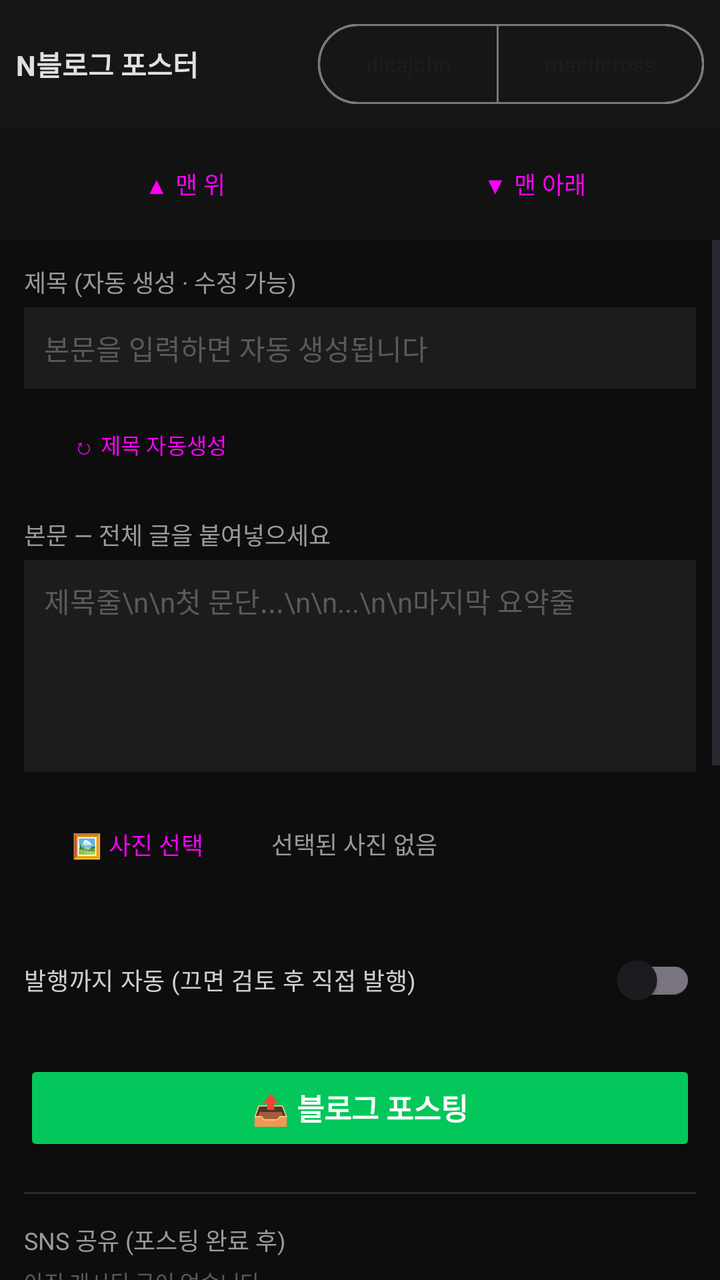
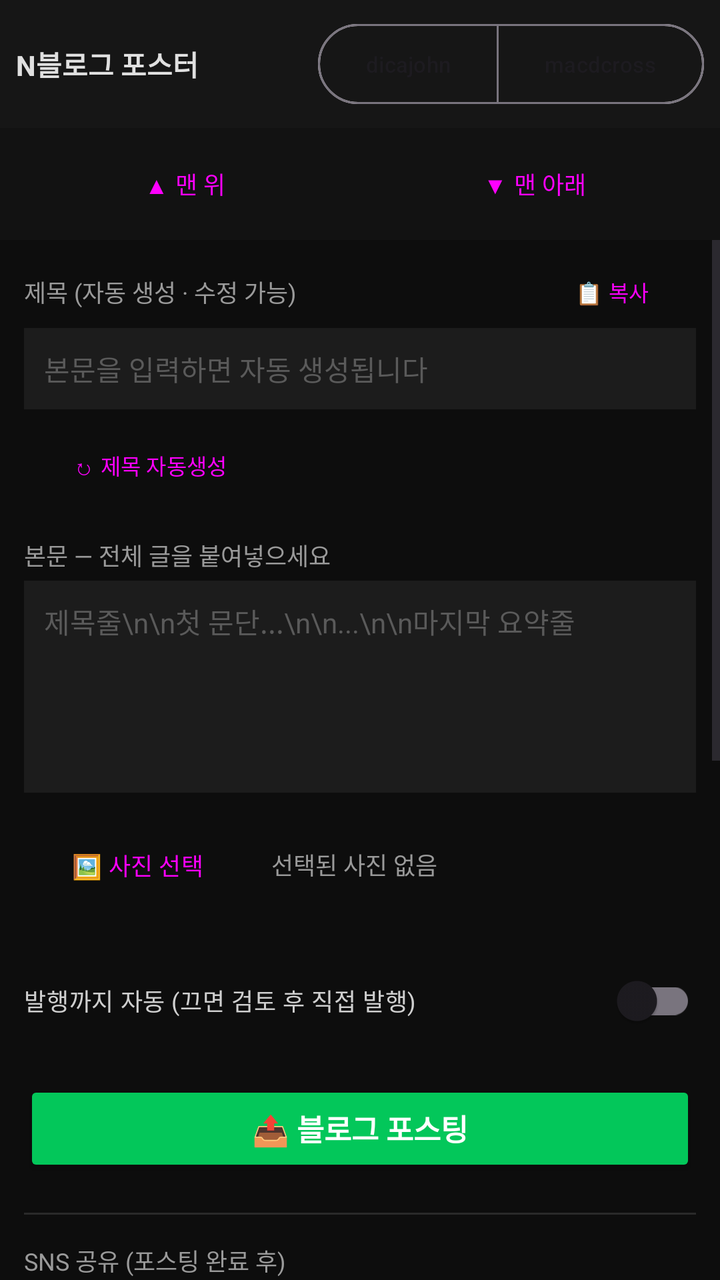

Before-and-after screenshots of an Android layout around one commit, followed by the original layout XML and the change that was made.
<!-- AndroidManifest.xml: application theme Theme.Nclaude -->
<!-- res/layout/activity_main.xml -->
<?xml version="1.0" encoding="utf-8"?>
<LinearLayout xmlns:android="http://schemas.android.com/apk/res/android"
    xmlns:app="http://schemas.android.com/apk/res-auto"
    android:layout_width="match_parent"
    android:layout_height="match_parent"
    android:orientation="vertical"
    android:background="#0d0d0d">

    
    <LinearLayout
        android:layout_width="match_parent"
        android:layout_height="wrap_content"
        android:orientation="horizontal"
        android:gravity="center_vertical"
        android:padding="8dp"
        android:background="#161616">

        <TextView
            android:layout_width="0dp"
            android:layout_height="wrap_content"
            android:layout_weight="1"
            android:text="N블로그 포스터"
            android:textColor="#e0e0e0"
            android:textSize="14sp"
            android:textStyle="bold" />

        <com.google.android.material.button.MaterialButtonToggleGroup
            android:id="@+id/accountGroup"
            android:layout_width="wrap_content"
            android:layout_height="wrap_content"
            app:singleSelection="true"
            app:selectionRequired="true">

            <com.google.android.material.button.MaterialButton
                android:id="@+id/btnAcc1"
                style="?attr/materialButtonOutlinedStyle"
                android:layout_width="wrap_content"
                android:layout_height="wrap_content"
                android:text="dicajohn"
                android:textSize="11sp"
                android:minWidth="0dp"
                android:paddingStart="10dp"
                android:paddingEnd="10dp" />

            <com.google.android.material.button.MaterialButton
                android:id="@+id/btnAcc2"
                style="?attr/materialButtonOutlinedStyle"
                android:layout_width="wrap_content"
                android:layout_height="wrap_content"
                android:text="macdcross"
                android:textSize="11sp"
                android:minWidth="0dp"
                android:paddingStart="10dp"
                android:paddingEnd="10dp" />
        </com.google.android.material.button.MaterialButtonToggleGroup>
    </LinearLayout>

    <ProgressBar
        android:id="@+id/progress"
        style="?android:attr/progressBarStyleHorizontal"
        android:layout_width="match_parent"
        android:layout_height="wrap_content"
        android:indeterminate="true"
        android:visibility="gone" />

    <TextView
        android:id="@+id/status"
        android:layout_width="match_parent"
        android:layout_height="wrap_content"
        android:padding="6dp"
        android:textColor="#7c6ff7"
        android:textSize="12sp"
        android:visibility="gone" />

    
    <TextView
        android:id="@+id/debugLog"
        android:layout_width="match_parent"
        android:layout_height="wrap_content"
        android:padding="6dp"
        android:background="#0a0a0a"
        android:fontFamily="monospace"
        android:textColor="#5fae5f"
        android:textSize="9sp"
        android:maxLines="7"
        android:scrollbars="vertical"
        android:visibility="gone" />

    
    <LinearLayout
        android:id="@+id/navBar"
        android:layout_width="match_parent"
        android:layout_height="wrap_content"
        android:orientation="horizontal"
        android:background="#121212"
        android:paddingStart="8dp"
        android:paddingEnd="8dp"
        android:paddingTop="4dp"
        android:paddingBottom="4dp">

        <Button android:id="@+id/btnScrollTop"
            style="?attr/materialButtonOutlinedStyle"
            android:layout_width="0dp" android:layout_height="wrap_content"
            android:layout_weight="1" android:minWidth="0dp"
            android:text="▲ 맨 위" android:textSize="12sp" />

        <Button android:id="@+id/btnScrollBottom"
            style="?attr/materialButtonOutlinedStyle"
            android:layout_width="0dp" android:layout_height="wrap_content"
            android:layout_weight="1" android:layout_marginStart="6dp" android:minWidth="0dp"
            android:text="▼ 맨 아래" android:textSize="12sp" />
    </LinearLayout>

    
    <LinearLayout
        android:id="@+id/manualBar"
        android:layout_width="match_parent"
        android:layout_height="wrap_content"
        android:orientation="vertical"
        android:background="#1a1320"
        android:paddingStart="6dp"
        android:paddingEnd="6dp"
        android:paddingTop="4dp"
        android:paddingBottom="4dp"
        android:visibility="gone">

        
        <LinearLayout
            android:layout_width="match_parent"
            android:layout_height="wrap_content"
            android:orientation="horizontal">

            <Button android:id="@+id/btnFillTitle"
                style="?attr/materialButtonOutlinedStyle"
                android:layout_width="0dp" android:layout_height="wrap_content"
                android:layout_weight="1" android:minWidth="0dp"
                android:text="제목 입력" android:textSize="11sp"
                android:paddingStart="2dp" android:paddingEnd="2dp" />

            <Button android:id="@+id/btnTitleCopy"
                style="?attr/materialButtonOutlinedStyle"
                android:layout_width="0dp" android:layout_height="wrap_content"
                android:layout_weight="1" android:layout_marginStart="4dp" android:minWidth="0dp"
                android:text="제목 복사" android:textSize="11sp"
                android:paddingStart="2dp" android:paddingEnd="2dp" />

            <Button android:id="@+id/btnTitlePaste"
                style="?attr/materialButtonOutlinedStyle"
                android:layout_width="0dp" android:layout_height="wrap_content"
                android:layout_weight="1" android:layout_marginStart="4dp" android:minWidth="0dp"
                android:text="제목 붙여넣기" android:textSize="11sp"
                android:paddingStart="2dp" android:paddingEnd="2dp" />
        </LinearLayout>

        
        <LinearLayout
            android:layout_width="match_parent"
            android:layout_height="wrap_content"
            android:orientation="horizontal"
            android:layout_marginTop="4dp">

            <Button android:id="@+id/btnFillBody"
                style="?attr/materialButtonOutlinedStyle"
                android:layout_width="0dp" android:layout_height="wrap_content"
                android:layout_weight="1" android:minWidth="0dp"
                android:text="내용 입력" android:textSize="11sp"
                android:paddingStart="2dp" android:paddingEnd="2dp" />

            <Button android:id="@+id/btnBodyCopy"
                style="?attr/materialButtonOutlinedStyle"
                android:layout_width="0dp" android:layout_height="wrap_content"
                android:layout_weight="1" android:layout_marginStart="4dp" android:minWidth="0dp"
                android:text="내용 복사" android:textSize="11sp"
                android:paddingStart="2dp" android:paddingEnd="2dp" />

            <Button android:id="@+id/btnBodyPaste"
                style="?attr/materialButtonOutlinedStyle"
                android:layout_width="0dp" android:layout_height="wrap_content"
                android:layout_weight="1" android:layout_marginStart="4dp" android:minWidth="0dp"
                android:text="내용 붙여넣기" android:textSize="11sp"
                android:paddingStart="2dp" android:paddingEnd="2dp" />
        </LinearLayout>

        
        <Button android:id="@+id/btnFillPhoto"
            style="?attr/materialButtonOutlinedStyle"
            android:layout_width="match_parent" android:layout_height="wrap_content"
            android:layout_marginTop="4dp" android:minWidth="0dp"
            android:text="🖼 사진 입력(파일 선택창)" android:textSize="11sp"
            android:paddingStart="2dp" android:paddingEnd="2dp" />
    </LinearLayout>

    
    <FrameLayout
        android:layout_width="match_parent"
        android:layout_height="0dp"
        android:layout_weight="1">

        <ScrollView
            android:id="@+id/form"
            android:layout_width="match_parent"
            android:layout_height="match_parent"
            android:fillViewport="true">

            <LinearLayout
                android:layout_width="match_parent"
                android:layout_height="wrap_content"
                android:orientation="vertical"
                android:padding="12dp">

                <TextView
                    android:layout_width="wrap_content"
                    android:layout_height="wrap_content"
                    android:text="제목 (자동 생성 · 수정 가능)"
                    android:textColor="#9a9a9a"
                    android:textSize="12sp" />

                <EditText
                    android:id="@+id/titleInput"
                    android:layout_width="match_parent"
                    android:layout_height="wrap_content"
                    android:hint="본문을 입력하면 자동 생성됩니다"
                    android:textColor="#f0f0f0"
                    android:textColorHint="#5a5a5a"
                    android:textSize="14sp"
                    android:background="#1c1c1c"
                    android:padding="10dp"
                    android:layout_marginTop="4dp"
                    android:inputType="textMultiLine"
                    android:maxLines="3" />

                <Button
                    android:id="@+id/btnGenTitle"
                    style="?attr/materialButtonOutlinedStyle"
                    android:layout_width="wrap_content"
                    android:layout_height="wrap_content"
                    android:layout_marginTop="4dp"
                    android:text="↻ 제목 자동생성"
                    android:textSize="11sp" />

                <TextView
                    android:layout_width="wrap_content"
                    android:layout_height="wrap_content"
                    android:layout_marginTop="12dp"
                    android:text="본문 — 전체 글을 붙여넣으세요"
                    android:textColor="#9a9a9a"
                    android:textSize="12sp" />

                <EditText
                    android:id="@+id/contentInput"
                    android:layout_width="match_parent"
                    android:layout_height="wrap_content"
                    android:hint="제목줄\n\n첫 문단...\n\n...\n\n마지막 요약줄"
                    android:textColor="#f0f0f0"
                    android:textColorHint="#5a5a5a"
                    android:textSize="14sp"
                    android:background="#1c1c1c"
                    android:padding="10dp"
                    android:layout_marginTop="4dp"
                    android:gravity="top"
                    android:minLines="5"
                    android:maxLines="5"
                    android:scrollbars="vertical"
                    android:overScrollMode="always"
                    android:inputType="textMultiLine|textCapSentences" />

                
                <LinearLayout
                    android:layout_width="match_parent"
                    android:layout_height="wrap_content"
                    android:orientation="horizontal"
                    android:gravity="center_vertical"
                    android:layout_marginTop="12dp">

                    <Button
                        android:id="@+id/btnPickPhotos"
                        style="?attr/materialButtonOutlinedStyle"
                        android:layout_width="wrap_content"
                        android:layout_height="wrap_content"
                        android:text="🖼 사진 선택"
                        android:textSize="12sp" />

                    <TextView
                        android:id="@+id/photoCount"
                        android:layout_width="0dp"
                        android:layout_height="wrap_content"
                        android:layout_weight="1"
                        android:layout_marginStart="10dp"
                        android:text="선택된 사진 없음"
                        android:textColor="#9a9a9a"
                        android:textSize="12sp" />

                    <Button
                        android:id="@+id/btnClearPhotos"
                        style="?attr/materialButtonOutlinedStyle"
                        android:layout_width="wrap_content"
                        android:layout_height="wrap_content"
                        android:text="비우기"
                        android:textSize="11sp"
                        android:visibility="gone" />
                </LinearLayout>

                <HorizontalScrollView
                    android:layout_width="match_parent"
                    android:layout_height="wrap_content"
                    android:layout_marginTop="6dp"
                    android:scrollbars="none">

                    <LinearLayout
                        android:id="@+id/photoStrip"
                        android:layout_width="wrap_content"
                        android:layout_height="wrap_content"
                        android:orientation="horizontal" />
                </HorizontalScrollView>

                
                <androidx.appcompat.widget.SwitchCompat
                    android:id="@+id/autoPublishSwitch"
                    android:layout_width="match_parent"
                    android:layout_height="wrap_content"
                    android:layout_marginTop="14dp"
                    android:text="발행까지 자동 (끄면 검토 후 직접 발행)"
                    android:textColor="#cfcfcf"
                    android:textSize="12sp"
                    android:checked="false" />

                
                <Button
                    android:id="@+id/btnPost"
                    android:layout_width="match_parent"
                    android:layout_height="wrap_content"
                    android:layout_marginTop="16dp"
                    android:text="📤 블로그 포스팅"
                    android:textSize="15sp"
                    android:textStyle="bold"
                    android:backgroundTint="#03c75a"
                    android:textColor="#ffffff" />

                <View
                    android:layout_width="match_parent"
                    android:layout_height="1dp"
                    android:layout_marginTop="18dp"
                    android:background="#2a2a2a" />

                <TextView
                    android:layout_width="wrap_content"
                    android:layout_height="wrap_content"
                    android:layout_marginTop="14dp"
                    android:text="SNS 공유 (포스팅 완료 후)"
                    android:textColor="#9a9a9a"
                    android:textSize="12sp" />

                <TextView
                    android:id="@+id/postedUrl"
                    android:layout_width="match_parent"
                    android:layout_height="wrap_content"
                    android:layout_marginTop="4dp"
                    android:text="아직 게시된 글이 없습니다"
                    android:textColor="#5a5a5a"
                    android:textSize="11sp"
                    android:autoLink="web" />

                
                <TextView
                    android:layout_width="wrap_content"
                    android:layout_height="wrap_content"
                    android:layout_marginTop="10dp"
                    android:text="공유 원문 (자동 생성 · 붙여넣기/수정 가능)"
                    android:textColor="#9a9a9a"
                    android:textSize="12sp" />

                <EditText
                    android:id="@+id/snsInput"
                    android:layout_width="match_parent"
                    android:layout_height="wrap_content"
                    android:hint="포스팅 완료 후 자동 생성됩니다.\n네이버 '공유하기 복사' 글을 붙여넣어도 됩니다."
                    android:textColor="#f0f0f0"
                    android:textColorHint="#5a5a5a"
                    android:textSize="13sp"
                    android:background="#1c1c1c"
                    android:padding="10dp"
                    android:layout_marginTop="4dp"
                    android:gravity="top"
                    android:minLines="3"
                    android:maxLines="6"
                    android:scrollbars="vertical"
                    android:inputType="textMultiLine" />

                
                <TextView
                    android:layout_width="wrap_content"
                    android:layout_height="wrap_content"
                    android:layout_marginTop="12dp"
                    android:text="후킹 메시지 (자동 변환 · 복사용)"
                    android:textColor="#9a9a9a"
                    android:textSize="12sp" />

                <EditText
                    android:id="@+id/hookOutput"
                    android:layout_width="match_parent"
                    android:layout_height="wrap_content"
                    android:hint="공유 원문을 넣으면 후킹 문구로 자동 변환됩니다."
                    android:textColor="#ffe27a"
                    android:textColorHint="#5a5a5a"
                    android:textSize="13sp"
                    android:background="#15140b"
                    android:padding="10dp"
                    android:layout_marginTop="4dp"
                    android:gravity="top"
                    android:minLines="6"
                    android:maxLines="14"
                    android:scrollbars="vertical"
                    android:inputType="textMultiLine" />

                <LinearLayout
                    android:layout_width="match_parent"
                    android:layout_height="wrap_content"
                    android:orientation="horizontal"
                    android:layout_marginTop="6dp">

                    <Button
                        android:id="@+id/btnGenHook"
                        style="?attr/materialButtonOutlinedStyle"
                        android:layout_width="0dp"
                        android:layout_height="wrap_content"
                        android:layout_weight="1"
                        android:minWidth="0dp"
                        android:text="↻ 다시 생성"
                        android:textSize="12sp" />

                    <Button
                        android:id="@+id/btnCopyHook"
                        android:layout_width="0dp"
                        android:layout_height="wrap_content"
                        android:layout_weight="1"
                        android:layout_marginStart="6dp"
                        android:minWidth="0dp"
                        android:text="📋 후킹 복사"
                        android:textSize="12sp"
                        android:textStyle="bold"
                        android:backgroundTint="#7c6ff7"
                        android:textColor="#ffffff" />
                </LinearLayout>

                <LinearLayout
                    android:layout_width="match_parent"
                    android:layout_height="wrap_content"
                    android:orientation="horizontal"
                    android:layout_marginTop="8dp">

                    <Button android:id="@+id/btnFb" style="?attr/materialButtonOutlinedStyle"
                        android:layout_width="0dp" android:layout_height="wrap_content"
                        android:layout_weight="1" android:minWidth="0dp"
                        android:text="페북" android:textSize="11sp"
                        android:paddingStart="2dp" android:paddingEnd="2dp" />

                    <Button android:id="@+id/btnLi" style="?attr/materialButtonOutlinedStyle"
                        android:layout_width="0dp" android:layout_height="wrap_content"
                        android:layout_weight="1" android:minWidth="0dp"
                        android:text="링크드인" android:textSize="11sp"
                        android:paddingStart="2dp" android:paddingEnd="2dp" />

                    <Button android:id="@+id/btnIg" style="?attr/materialButtonOutlinedStyle"
                        android:layout_width="0dp" android:layout_height="wrap_content"
                        android:layout_weight="1" android:minWidth="0dp"
                        android:text="인스타" android:textSize="11sp"
                        android:paddingStart="2dp" android:paddingEnd="2dp" />

                    <Button android:id="@+id/btnTh" style="?attr/materialButtonOutlinedStyle"
                        android:layout_width="0dp" android:layout_height="wrap_content"
                        android:layout_weight="1" android:minWidth="0dp"
                        android:text="스레드" android:textSize="11sp"
                        android:paddingStart="2dp" android:paddingEnd="2dp" />

                    <Button android:id="@+id/btnX" style="?attr/materialButtonOutlinedStyle"
                        android:layout_width="0dp" android:layout_height="wrap_content"
                        android:layout_weight="1" android:minWidth="0dp"
                        android:text="X" android:textSize="11sp"
                        android:paddingStart="2dp" android:paddingEnd="2dp" />
                </LinearLayout>

                <Button
                    android:id="@+id/btnPostAll"
                    android:layout_width="match_parent"
                    android:layout_height="wrap_content"
                    android:layout_marginTop="8dp"
                    android:text="🚀 전체 SNS 일괄 포스팅"
                    android:textSize="14sp"
                    android:textStyle="bold"
                    android:backgroundTint="#7c6ff7"
                    android:textColor="#ffffff" />

                <View
                    android:layout_width="match_parent"
                    android:layout_height="40dp" />
            </LinearLayout>
        </ScrollView>

        
        <WebView
            android:id="@+id/web"
            android:layout_width="match_parent"
            android:layout_height="match_parent"
            android:visibility="gone" />
    </FrameLayout>
</LinearLayout>
<!-- resources referenced by this layout -->
<resources>
  <style name="Theme.Nclaude" parent="Theme.Material3.DayNight.NoActionBar">
          <item name="android:windowBackground">#0d0d0d</item>
          <item name="android:statusBarColor">#0d0d0d</item>
      </style>
</resources>

<!-- the commit's change to res/layout/activity_main.xml (unified diff, before → after) -->
@@ -77,14 +77,45 @@
         android:id="@+id/debugLog"
         android:layout_width="match_parent"
         android:layout_height="wrap_content"
-        android:padding="6dp"
+        android:paddingStart="6dp"
+        android:paddingEnd="6dp"
+        android:paddingTop="2dp"
+        android:paddingBottom="2dp"
         android:background="#0a0a0a"
         android:fontFamily="monospace"
         android:textColor="#5fae5f"
-        android:textSize="9sp"
-        android:maxLines="7"
+        android:textSize="8sp"
+        android:maxLines="3"
         android:scrollbars="vertical"
         android:visibility="gone" />
+
+    
+    <LinearLayout
+        android:id="@+id/postBar"
+        android:layout_width="match_parent"
+        android:layout_height="wrap_content"
+        android:orientation="horizontal"
+        android:background="#121212"
+        android:paddingStart="8dp"
+        android:paddingEnd="8dp"
+        android:paddingTop="2dp"
+        android:paddingBottom="2dp"
+        android:visibility="gone">
+
+        <Button android:id="@+id/btnCollapseChrome"
+            style="?attr/materialButtonOutlinedStyle"
+            android:layout_width="0dp" android:layout_height="wrap_content"
+            android:layout_weight="1" android:minWidth="0dp"
+            android:minHeight="0dp" android:insetTop="0dp" android:insetBottom="0dp"
+            android:text="▾ 입력도구·로그 접기" android:textSize="11sp" />
+
+        <Button android:id="@+id/btnGuide"
+            style="?attr/materialButtonOutlinedStyle"
+            android:layout_width="0dp" android:layout_height="wrap_content"
+            android:layout_weight="1" android:layout_marginStart="6dp" android:minWidth="0dp"
+            android:minHeight="0dp" android:insetTop="0dp" android:insetBottom="0dp"
+            android:text="❓ 사용법(복사·붙여넣기)" android:textSize="11sp" />
+    </LinearLayout>
 
     
     <LinearLayout
@@ -208,12 +239,34 @@
                 android:orientation="vertical"
                 android:padding="12dp">
 
-                <TextView
-                    android:layout_width="wrap_content"
-                    android:layout_height="wrap_content"
-                    android:text="제목 (자동 생성 · 수정 가능)"
-                    android:textColor="#9a9a9a"
-                    android:textSize="12sp" />
+                <LinearLayout
+                    android:layout_width="match_parent"
+                    android:layout_height="wrap_content"
+                    android:orientation="horizontal"
+                    android:gravity="center_vertical">
+
+                    <TextView
+                        android:layout_width="0dp"
+                        android:layout_height="wrap_content"
+                        android:layout_weight="1"
+                        android:text="제목 (자동 생성 · 수정 가능)"
+                        android:textColor="#9a9a9a"
+                        android:textSize="12sp" />
+
+                    <Button
+                        android:id="@+id/btnCopyTitleHome"
+                        style="?attr/materialButtonOutlinedStyle"
+                        android:layout_width="wrap_content"
+                        android:layout_height="wrap_content"
+                        android:minWidth="0dp"
+                        android:minHeight="0dp"
+                        android:insetTop="0dp"
+                        android:insetBottom="0dp"
+                        android:paddingStart="12dp"
+                        android:paddingEnd="12dp"
+                        android:text="📋 복사"
+                        android:textSize="11sp" />
+                </LinearLayout>
 
                 <EditText
                     android:id="@+id/titleInput"
